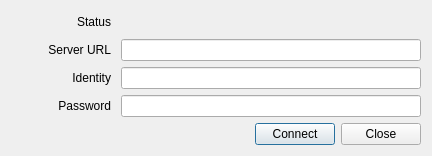
First picture: the form in bin/pymodules/webdavinventory/gui/setupconnection_gui.ui, repository realXtend/tundra, before the edit.
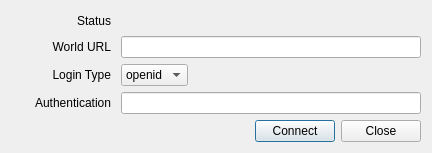
Second picture: the form after the edit.

Commit message: gui.py * Application mainloop now shows a user input dialog if initial recovery fails. Give world url, auth type, auth string. Try retrieve webdav url with this data, if fails show dialog again. * Modifies all widget getters from self.findChild(QWidgetType, "widget_name") to self.widget_name * Implemented Deleting resources and folders. If resource it deletes the resource and updates parent folder view + expands. If collection deletes all sub resources and deletes folder itself. * main.py if '__main__' now has examples how to use the program correctly

The edit to the form file:
```diff
--- a/bin/pymodules/webdavinventory/gui/setupconnection_gui.ui
+++ b/bin/pymodules/webdavinventory/gui/setupconnection_gui.ui
@@ -7,9 +7,15 @@
     <x>0</x>
     <y>0</y>
     <width>432</width>
-    <height>156</height>
+    <height>153</height>
    </rect>
   </property>
+  <property name="maximumSize">
+   <size>
+    <width>432</width>
+    <height>153</height>
+   </size>
+  </property>
   <property name="windowTitle">
    <string>Dialog</string>
   </property>
@@ -72,7 +78,7 @@
           </size>
          </property>
          <property name="text">
-          <string>Server URL</string>
+          <string>World URL</string>
          </property>
          <property name="alignment">
           <set>Qt::AlignRight|Qt::AlignTrailing|Qt::AlignVCenter</set>
@@ -100,53 +106,11 @@
        </item>
       </layout>
      </item>
-     <item>
-      <layout class="QHBoxLayout" name="horizontalLayout_TopControls_2">
-       <property name="spacing">
-        <number>10</number>
-       </property>
-       <property name="sizeConstraint">
-        <enum>QLayout::SetMinimumSize</enum>
-       </property>
-       <item>
-        <widget class="QLabel" name="label_FieldInfo_2">
-         <property name="minimumSize">
-          <size>
-           <width>100</width>
-           <height>0</height>
-          </size>
-         </property>
-         <property name="text">
-          <string>Identity</string>
-         </property>
-         <property name="alignment">
-          <set>Qt::AlignRight|Qt::AlignTrailing|Qt::AlignVCenter</set>
-         </property>
-        </widget>
-       </item>
-       <item>
-        <widget class="QLineEdit" name="lineEdit_User">
-         <property name="minimumSize">
-          <size>
-           <width>300</width>
-           <height>0</height>
-          </size>
-         </property>
-         <property name="text">
-          <string/>
-         </property>
-        </widget>
-       </item>
-      </layout>
-     </item>
      <item>
       <layout class="QHBoxLayout" name="horizontalLayout_2">
        <property name="spacing">
         <number>10</number>
        </property>
-       <property name="sizeConstraint">
-        <enum>QLayout::SetDefaultConstraint</enum>
-       </property>
        <item>
         <widget class="QLabel" name="label">
          <property name="minimumSize">
@@ -156,7 +120,7 @@
           </size>
          </property>
          <property name="text">
-          <string>Password</string>
+          <string>Login Type</string>
          </property>
          <property name="alignment">
           <set>Qt::AlignRight|Qt::AlignTrailing|Qt::AlignVCenter</set>
@@ -164,18 +128,58 @@
         </widget>
        </item>
        <item>
-        <widget class="QLineEdit" name="lineEdit_Password">
+        <widget class="QComboBox" name="comboBox">
+         <item>
+          <property name="text">
+           <string>openid</string>
+          </property>
+         </item>
+         <item>
+          <property name="text">
+           <string>normal</string>
+          </property>
+         </item>
+        </widget>
+       </item>
+       <item>
+        <spacer name="horizontalSpacer">
+         <property name="orientation">
+          <enum>Qt::Horizontal</enum>
+         </property>
+         <property name="sizeHint" stdset="0">
+          <size>
+           <width>40</width>
+           <height>20</height>
+          </size>
+         </property>
+        </spacer>
+       </item>
+      </layout>
+     </item>
+     <item>
+      <layout class="QHBoxLayout" name="horizontalLayout_4">
+       <property name="spacing">
+        <number>10</number>
+       </property>
+       <item>
+        <widget class="QLabel" name="label_2">
          <property name="minimumSize">
           <size>
-           <width>300</width>
+           <width>100</width>
            <height>0</height>
           </size>
          </property>
          <property name="text">
-          <string/>
+          <string>Authentication</string>
+         </property>
+         <property name="alignment">
+          <set>Qt::AlignRight|Qt::AlignTrailing|Qt::AlignVCenter</set>
          </property>
         </widget>
        </item>
+       <item>
+        <widget class="QLineEdit" name="lineEdit_authIdentity"/>
+       </item>
       </layout>
      </item>
      <item>
```
Left out of the diff: 4 changed lines with no effect on the pictures. The commit also changes 2 other files.
